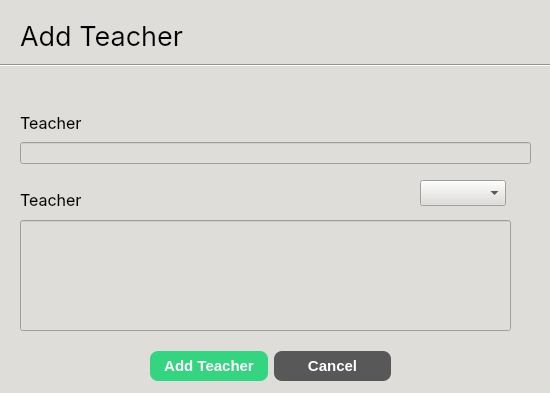
This is School_System/ui/AddTeacherDialog.ui in KasperJack/School-Management-System as Qt 5 draws it before an edit. The edited form follows.
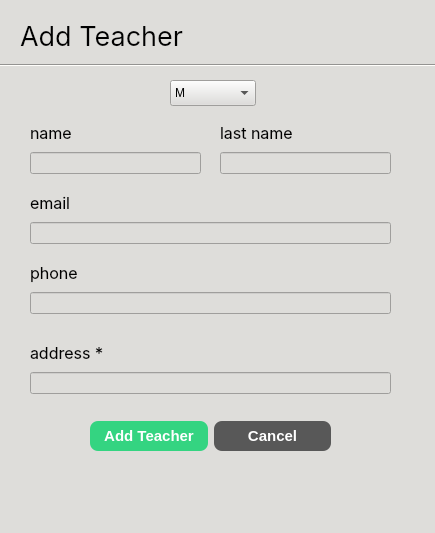
This is the edited form.

Diff of the .ui file:
```diff
--- a/School_System/ui/AddTeacherDialog.ui
+++ b/School_System/ui/AddTeacherDialog.ui
@@ -6,8 +6,8 @@
    <rect>
     <x>0</x>
     <y>0</y>
-    <width>550</width>
-    <height>393</height>
+    <width>435</width>
+    <height>533</height>
    </rect>
   </property>
   <property name="windowTitle">
@@ -52,9 +52,9 @@
   <widget class="QWidget" name="layoutWidget">
    <property name="geometry">
     <rect>
-     <x>20</x>
-     <y>110</y>
-     <width>511</width>
+     <x>30</x>
+     <y>120</y>
+     <width>171</width>
      <height>54</height>
     </rect>
    </property>
@@ -68,7 +68,7 @@
        </font>
       </property>
       <property name="text">
-       <string>Teacher</string>
+       <string>name</string>
       </property>
      </widget>
     </item>
@@ -80,8 +80,8 @@
   <widget class="QWidget" name="layoutWidget">
    <property name="geometry">
     <rect>
-     <x>150</x>
-     <y>350</y>
+     <x>90</x>
+     <y>420</y>
      <width>241</width>
      <height>32</height>
     </rect>
@@ -131,40 +131,11 @@
     </item>
    </layout>
   </widget>
-  <widget class="QLabel" name="label_3">
-   <property name="geometry">
-    <rect>
-     <x>20</x>
-     <y>190</y>
-     <width>85</width>
-     <height>20</height>
-    </rect>
-   </property>
-   <property name="font">
-    <font>
-     <family>Inter</family>
-     <pointsize>12</pointsize>
-    </font>
-   </property>
-   <property name="text">
-    <string>Teacher</string>
-   </property>
-  </widget>
-  <widget class="QLineEdit" name="description_field">
-   <property name="geometry">
-    <rect>
-     <x>20</x>
-     <y>220</y>
-     <width>491</width>
-     <height>111</height>
-    </rect>
-   </property>
-  </widget>
   <widget class="QComboBox" name="comboBox">
    <property name="geometry">
     <rect>
-     <x>420</x>
-     <y>180</y>
+     <x>170</x>
+     <y>80</y>
      <width>86</width>
      <height>26</height>
     </rect>
@@ -174,6 +145,128 @@
      <strikeout>false</strikeout>
     </font>
    </property>
+   <item>
+    <property name="text">
+     <string>M</string>
+    </property>
+   </item>
+   <item>
+    <property name="text">
+     <string>F</string>
+    </property>
+   </item>
+  </widget>
+  <widget class="QWidget" name="layoutWidget_2">
+   <property name="geometry">
+    <rect>
+     <x>220</x>
+     <y>120</y>
+     <width>171</width>
+     <height>54</height>
+    </rect>
+   </property>
+   <layout class="QVBoxLayout" name="verticalLayout_2">
+    <item>
+     <widget class="QLabel" name="label_4">
+      <property name="font">
+       <font>
+        <family>Inter</family>
+        <pointsize>12</pointsize>
+       </font>
+      </property>
+      <property name="text">
+       <string>last name</string>
+      </property>
+     </widget>
+    </item>
+    <item>
+     <widget class="QLineEdit" name="last_name_field"/>
+    </item>
+   </layout>
+  </widget>
+  <widget class="QWidget" name="layoutWidget_3">
+   <property name="geometry">
+    <rect>
+     <x>30</x>
+     <y>190</y>
+     <width>361</width>
+     <height>54</height>
+    </rect>
+   </property>
+   <layout class="QVBoxLayout" name="verticalLayout_3">
+    <item>
+     <widget class="QLabel" name="label_3">
+      <property name="font">
+       <font>
+        <family>Inter</family>
+        <pointsize>12</pointsize>
+       </font>
+      </property>
+      <property name="text">
+       <string>email</string>
+      </property>
+     </widget>
+    </item>
+    <item>
+     <widget class="QLineEdit" name="email_field"/>
+    </item>
+   </layout>
+  </widget>
+  <widget class="QWidget" name="layoutWidget_4">
+   <property name="geometry">
+    <rect>
+     <x>30</x>
+     <y>260</y>
+     <width>361</width>
+     <height>54</height>
+    </rect>
+   </property>
+   <layout class="QVBoxLayout" name="verticalLayout_4">
+    <item>
+     <widget class="QLabel" name="label_5">
+      <property name="font">
+       <font>
+        <family>Inter</family>
+        <pointsize>12</pointsize>
+       </font>
+      </property>
+      <property name="text">
+       <string>phone</string>
+      </property>
+     </widget>
+    </item>
+    <item>
+     <widget class="QLineEdit" name="phone_field"/>
+    </item>
+   </layout>
+  </widget>
+  <widget class="QWidget" name="layoutWidget_5">
+   <property name="geometry">
+    <rect>
+     <x>30</x>
+     <y>340</y>
+     <width>361</width>
+     <height>54</height>
+    </rect>
+   </property>
+   <layout class="QVBoxLayout" name="verticalLayout_5">
+    <item>
+     <widget class="QLabel" name="label_6">
+      <property name="font">
+       <font>
+        <family>Inter</family>
+        <pointsize>12</pointsize>
+       </font>
+      </property>
+      <property name="text">
+       <string>address *</string>
+      </property>
+     </widget>
+    </item>
+    <item>
+     <widget class="QLineEdit" name="address_field"/>
+    </item>
+   </layout>
   </widget>
  </widget>
  <resources/>
```
Left out of the diff: 2 changed lines with no effect on the pictures.
